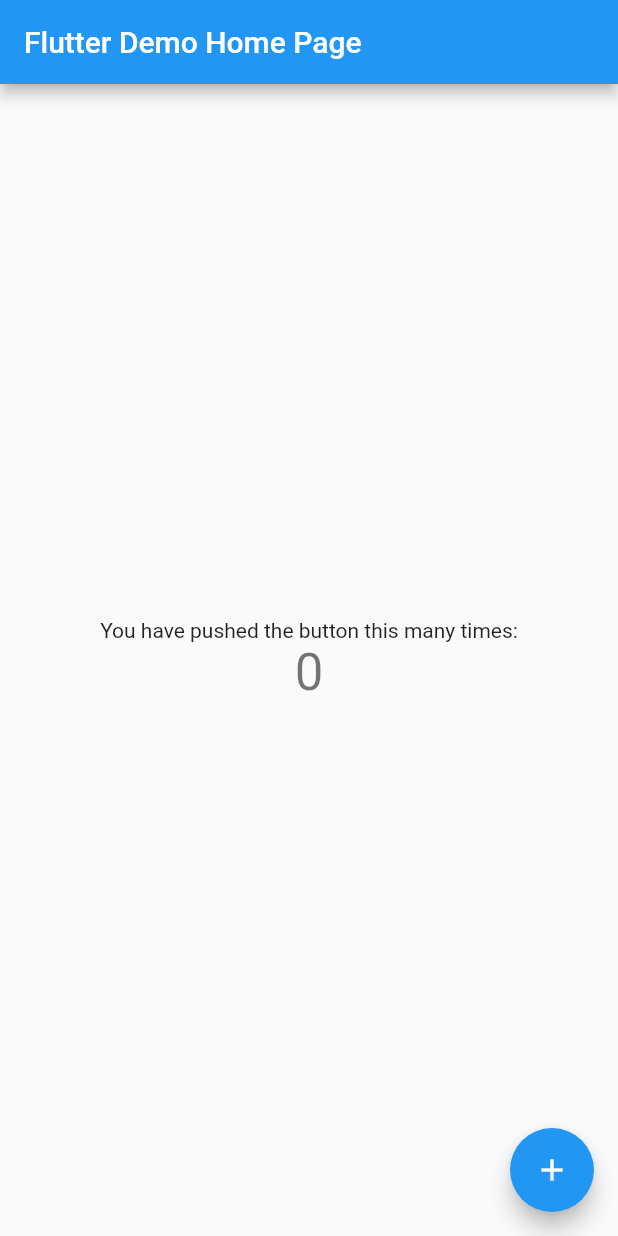
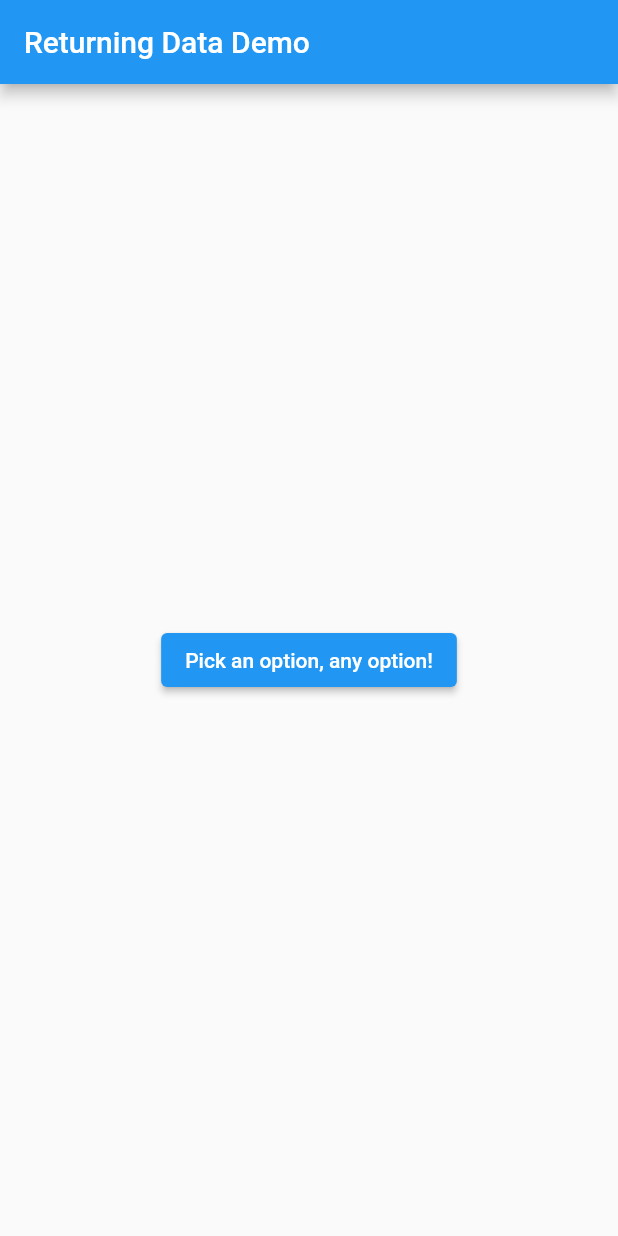
Before and after one commit to RiskaDifani/Navigation, a Flutter app: the screen it shows after launch, on a phone screen of 412 x 824 dp. Run offline on Flutter 3.47's test engine with Material 2 defaults, Android fonts, the phone set to English and light mode, and no system bars.

Commit message:
maindart_pretest5

```diff
--- a/pretest5_pertemuan6/lib/main.dart
+++ b/pretest5_pertemuan6/lib/main.dart
@@ -7,109 +7,92 @@
 class MyApp extends StatelessWidget {
   const MyApp({Key? key}) : super(key: key);
 
-  // This widget is the root of your application.
   @override
   Widget build(BuildContext context) {
     return MaterialApp(
-      title: 'Flutter Demo',
-      theme: ThemeData(
-        // This is the theme of your application.
-        //
-        // Try running your application with "flutter run". You'll see the
-        // application has a blue toolbar. Then, without quitting the app, try
-        // changing the primarySwatch below to Colors.green and then invoke
-        // "hot reload" (press "r" in the console where you ran "flutter run",
-        // or simply save your changes to "hot reload" in a Flutter IDE).
-        // Notice that the counter didn't reset back to zero; the application
-        // is not restarted.
-        primarySwatch: Colors.blue,
-      ),
-      home: const MyHomePage(title: 'Flutter Demo Home Page'),
+      title: 'Returning Data',
+      home: HomeScreen(),
     );
   }
 }
 
-class MyHomePage extends StatefulWidget {
-  const MyHomePage({Key? key, required this.title}) : super(key: key);
-
-  // This widget is the home page of your application. It is stateful, meaning
-  // that it has a State object (defined below) that contains fields that affect
-  // how it looks.
-
-  // This class is the configuration for the state. It holds the values (in this
-  // case the title) provided by the parent (in this case the App widget) and
-  // used by the build method of the State. Fields in a Widget subclass are
-  // always marked "final".
-
-  final String title;
-
-  @override
-  State<MyHomePage> createState() => _MyHomePageState();
-}
-
-class _MyHomePageState extends State<MyHomePage> {
-  int _counter = 0;
-
-  void _incrementCounter() {
-    setState(() {
-      // This call to setState tells the Flutter framework that something has
-      // changed in this State, which causes it to rerun the build method below
-      // so that the display can reflect the updated values. If we changed
-      // _counter without calling setState(), then the build method would not be
-      // called again, and so nothing would appear to happen.
-      _counter++;
-    });
-  }
+class HomeScreen extends StatelessWidget {
+  const HomeScreen({Key? key}) : super(key: key);
 
   @override
   Widget build(BuildContext context) {
-    // This method is rerun every time setState is called, for instance as done
-    // by the _incrementCounter method above.
-    //
-    // The Flutter framework has been optimized to make rerunning build methods
-    // fast, so that you can just rebuild anything that needs updating rather
-    // than having to individually change instances of widgets.
     return Scaffold(
       appBar: AppBar(
-        // Here we take the value from the MyHomePage object that was created by
-        // the App.build method, and use it to set our appbar title.
-        title: Text(widget.title),
+        title: const Text('Returning Data Demo'),
+      ),
+      body: const Center(
+        child: SelectionButton(),
+      ),
+    );
+  }
+}
+
+class SelectionButton extends StatelessWidget {
+  const SelectionButton({Key? key}) : super(key: key);
+
+  @override
+  Widget build(BuildContext context) {
+    return ElevatedButton(
+      onPressed: () {
+        _navigateAndDisplaySelection(context);
+      },
+      child: const Text('Pick an option, any option!'),
+    );
+  }
+
+
+  void _navigateAndDisplaySelection(BuildContext context) async {
+
+    final result = await Navigator.push(
+      context,
+      MaterialPageRoute(builder: (context) => const SelectionScreen()),
+    );
+
+    ScaffoldMessenger.of(context)
+      ..removeCurrentSnackBar()
+      ..showSnackBar(SnackBar(content: Text('$result')));
+  }
+}
+
+class SelectionScreen extends StatelessWidget {
+  const SelectionScreen({Key? key}) : super(key: key);
+
+  @override
+  Widget build(BuildContext context) {
+    return Scaffold(
+      appBar: AppBar(
+        title: const Text('Pick an option'),
       ),
       body: Center(
-        // Center is a layout widget. It takes a single child and positions it
-        // in the middle of the parent.
         child: Column(
-          // Column is also a layout widget. It takes a list of children and
-          // arranges them vertically. By default, it sizes itself to fit its
-          // children horizontally, and tries to be as tall as its parent.
-          //
-          // Invoke "debug painting" (press "p" in the console, choose the
-          // "Toggle Debug Paint" action from the Flutter Inspector in Android
-          // Studio, or the "Toggle Debug Paint" command in Visual Studio Code)
-          // to see the wireframe for each widget.
-          //
-          // Column has various properties to control how it sizes itself and
-          // how it positions its children. Here we use mainAxisAlignment to
-          // center the children vertically; the main axis here is the vertical
-          // axis because Columns are vertical (the cross axis would be
-          // horizontal).
           mainAxisAlignment: MainAxisAlignment.center,
           children: <Widget>[
-            const Text(
-              'You have pushed the button this many times:',
+            Padding(
+              padding: const EdgeInsets.all(8.0),
+              child: ElevatedButton(
+                onPressed: () {
+                  Navigator.pop(context, 'Yep!');
+                },
+                child: const Text('Yep!'),
+              ),
             ),
-            Text(
-              '$_counter',
-              style: Theme.of(context).textTheme.headline4,
-            ),
+            Padding(
+              padding: const EdgeInsets.all(8.0),
+              child: ElevatedButton(
+                onPressed: () {
+                  Navigator.pop(context, 'Nope.');
+                },
+                child: const Text('Nope.'),
+              ),
+            )
           ],
         ),
       ),
-      floatingActionButton: FloatingActionButton(
-        onPressed: _incrementCounter,
-        tooltip: 'Increment',
-        child: const Icon(Icons.add),
-      ), // This trailing comma makes auto-formatting nicer for build methods.
     );
   }
 }
```
